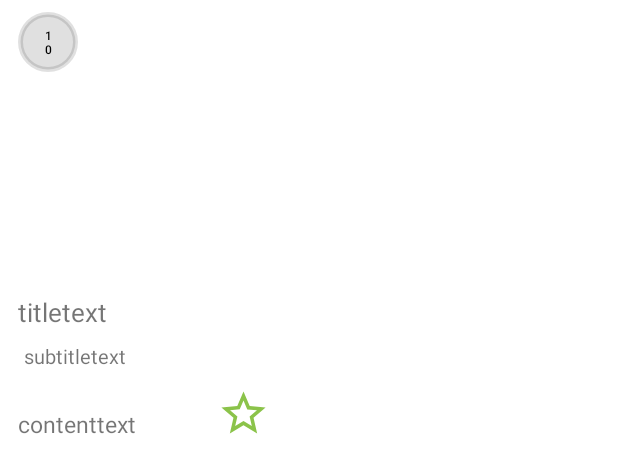
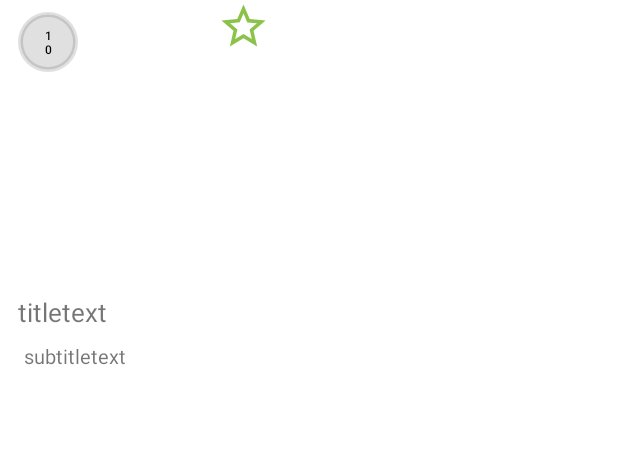
Before and after one commit to POTEN-S/HealingFeeling_Client, an Android app: the layout item.xml on its own in the app's theme, with its tools: preview values and no code run, on a phone screen of 412 x 824 dp. Shown: the top 473 px of the screen. Run offline under Robolectric (Android 15) with nearby library versions, the phone set to English and light mode, and no system bars.

Commit message:
데이터이동

```diff
--- a/app/src/main/java/com/example/healingfeeling/MainActivity.java
+++ b/app/src/main/java/com/example/healingfeeling/MainActivity.java
@@ -10,6 +10,7 @@ import android.view.MenuItem;
 
 import com.example.healingfeeling.ui.chatting.ChattingFragment;
 import com.example.healingfeeling.ui.home.HomeFragment;
+import com.example.healingfeeling.ui.home.SongFragment;
 import com.example.healingfeeling.ui.recommend.RecommendFragment;
 import com.google.android.material.bottomnavigation.BottomNavigationView;
 import com.google.firebase.auth.FirebaseAuth;
@@ -31,6 +32,7 @@ public class MainActivity extends AppCompatActivity {
 
 
     private HomeFragment menu1Fragment = new HomeFragment();
+    private SongFragment songFragment = new SongFragment();
     private RecommendFragment menu2Fragment = new RecommendFragment();
     private ChattingFragment menu3Fragment = new ChattingFragment();
 
@@ -64,9 +66,6 @@ public class MainActivity extends AppCompatActivity {
                 switch (item.getItemId()) {
                     case R.id.navigation_home: {
                         transaction.replace(R.id.nav_host_fragment, menu1Fragment);
-                        Bundle bundle = new Bundle();
-                        bundle.putString("emotion", emotion);
-                        menu1Fragment.setArguments(bundle);
                         transaction.commitAllowingStateLoss();
                         break;
                     }
--- a/app/src/main/java/com/example/healingfeeling/PostFragment.java
+++ b/app/src/main/java/com/example/healingfeeling/PostFragment.java
@@ -173,8 +173,8 @@ public class PostFragment extends Fragment {
             Date now = new Date();
             String filename = formatter.format(now) + ".png";
             //storage 주소와 폴더 파일명을 지정해 준다.
-           // StorageReference storageRef = storage.getReferenceFromUrl("healingfeeling-9c1bf.appspot.com").child("images/" + filename);
-            StorageReference storageRef = storage.getReference().child("postimage");
+            StorageReference storageRef = storage.getReferenceFromUrl("gs://healingfeeling-9c1bf.appspot.com").child("post/" + filename);
+            //StorageReference storageRef = storage.getReference().child("postimage");
             //StorageReference storageRef = storage.child("profileImage").child();
             //올라가거라...
             UploadTask uploadTask = storageRef.putFile(filePath);
@@ -430,7 +430,7 @@ public class PostFragment extends Fragment {
         mDBReference.child(emotion).child(key).setValue(post)
                 .addOnSuccessListener(aVoid -> {
                     // Write was successful!
-                   // Toast.makeText(getContext(), "저장을 완료했습니다.", Toast.LENGTH_SHORT).show();
+                    // Toast.makeText(getContext(), "저장을 완료했습니다.", Toast.LENGTH_SHORT).show();
                 })
                 .addOnFailureListener(new OnFailureListener() {
                     @Override
--- a/app/src/main/java/com/example/healingfeeling/ui/home/RecyclerAdapter.java
+++ b/app/src/main/java/com/example/healingfeeling/ui/home/RecyclerAdapter.java
@@ -78,7 +78,6 @@ public class RecyclerAdapter extends RecyclerView.Adapter<RecyclerAdapter.ItemVi
     class ItemViewHolder extends RecyclerView.ViewHolder {
 
         private TextView titletext;
-        private TextView contenttext;
         private TextView subtitletext;
         private ImageView imageView;
 
@@ -92,7 +91,6 @@ public class RecyclerAdapter extends RecyclerView.Adapter<RecyclerAdapter.ItemVi
 
             titletext = itemView.findViewById(R.id.titletext);
             subtitletext = itemView.findViewById(R.id.subtitletext);
-            contenttext = itemView.findViewById(R.id.contenttext);
             imageView = itemView.findViewById(R.id.imageView);
             registerCount = itemView.findViewById(R.id.registercount);
             button = itemView.findViewById(R.id.favoritebutton);
--- a/app/src/main/res/layout/item.xml
+++ b/app/src/main/res/layout/item.xml
@@ -37,20 +37,11 @@
         app:layout_constraintStart_toStartOf="parent"
         app:layout_constraintTop_toTopOf="@+id/titletext" />
 
-    <TextView
-        android:id="@+id/contenttext"
-        android:layout_width="wrap_content"
-        android:layout_height="wrap_content"
-        android:layout_marginTop="76dp"
-        android:text="contenttext"
-        android:textSize="15dp"
-        app:layout_constraintStart_toStartOf="@+id/titletext"
-        app:layout_constraintTop_toTopOf="@+id/titletext" />
-
     <Button
         android:id="@+id/favoritebutton"
         android:layout_width="35dp"
         android:layout_height="35dp"
+        android:layout_marginBottom="280dp"
         android:background="@drawable/item_btn"
         app:layout_constraintBottom_toBottomOf="parent"
         app:layout_constraintEnd_toEndOf="parent" />
```
Also changed, not shown: app/src/main/java/com/example/healingfeeling/FaceRecoActivity.java (+10 -0 lines), app/src/main/java/com/example/healingfeeling/IslandActivity.java (+33 -3 lines), app/src/main/java/com/example/healingfeeling/ui/home/HomeFragment.java (+1 -9 lines), app/src/main/java/com/example/healingfeeling/ui/home/SongFragment.java (+6 -1 lines), app/src/main/java/com/example/healingfeeling/ui/home/FragmentAdapter.java (line endings or trailing spaces).
